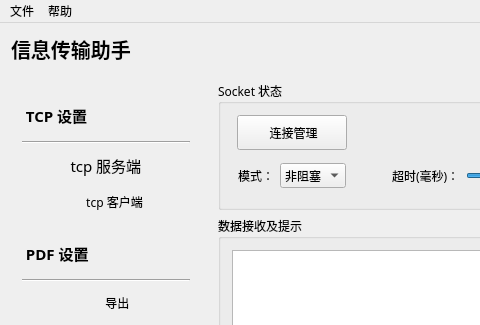
2782694792/InfoTransAssistant, file ExportScannerInfo/ExportScannerInfo.ui: the form before one commit; both pictures show x 0 to 480 and y 0 to 325 of the 1090 by 910 pixel window.
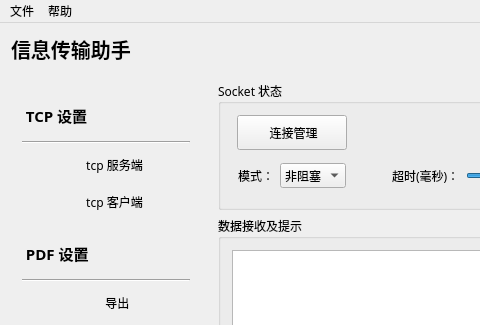
The form after the commit. Icons and pictures are not drawn. Custom widgets are drawn as their Qt base class.

```diff
--- a/ExportScannerInfo/ExportScannerInfo.ui
+++ b/ExportScannerInfo/ExportScannerInfo.ui
@@ -234,7 +234,7 @@
                   <property name="font">
                    <font>
                     <family>微软雅黑</family>
-                    <pointsize>11</pointsize>
+                    <pointsize>9</pointsize>
                    </font>
                   </property>
                   <property name="styleSheet">
```
Left out of the diff: 2 changed lines with no effect on the pictures.
